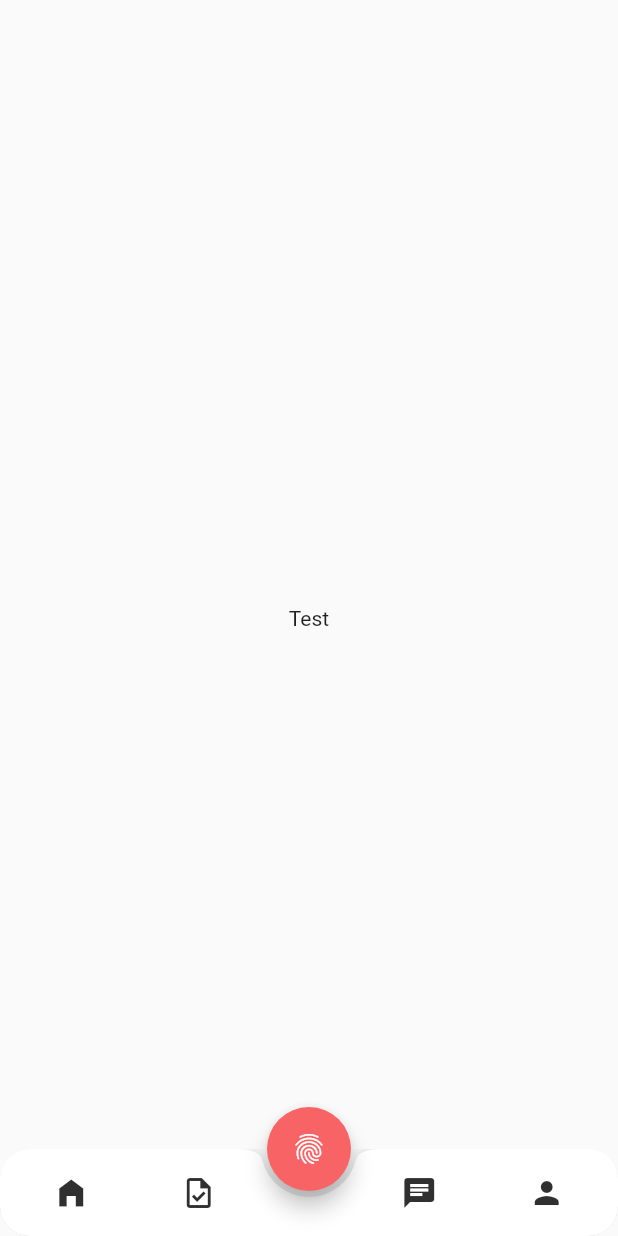
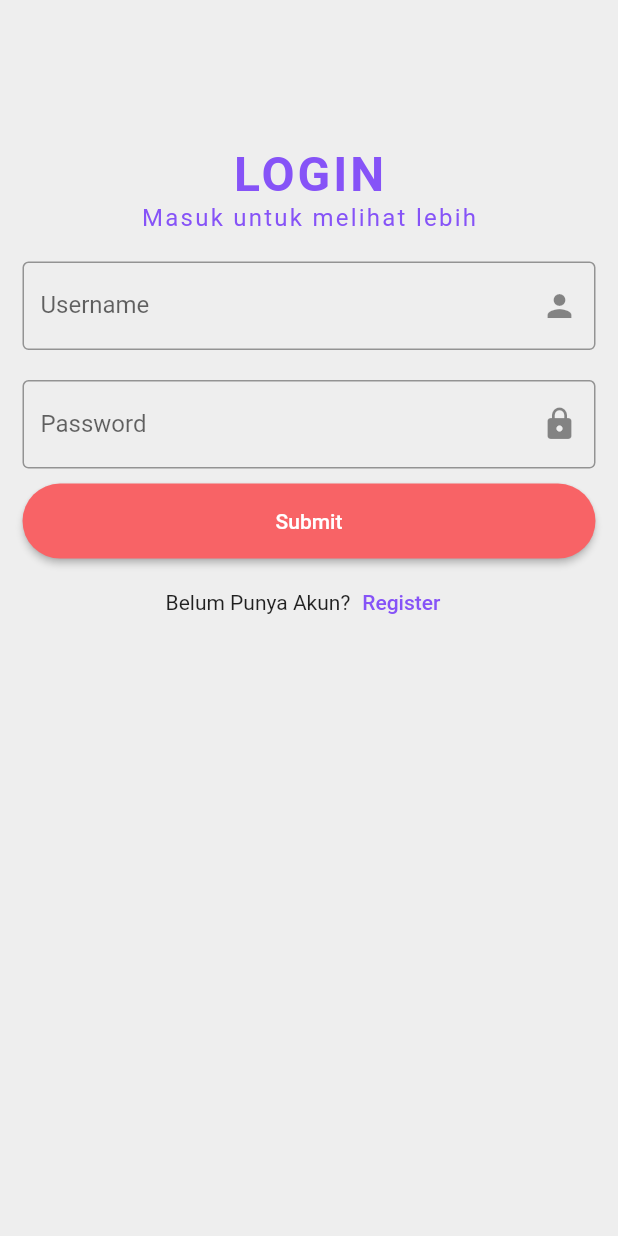
Before and after one commit to itsMallix/No_FapAdv, a Flutter app: the screen it shows after launch, on a phone screen of 412 x 824 dp. Run offline on Flutter 3.47's test engine with Material 2 defaults, Android fonts, the phone set to English and light mode, and no system bars.

Commit message:
tambah file lainnya

```diff
--- a/lib/dashboard.dart
+++ b/lib/dashboard.dart
@@ -11,7 +11,7 @@ class dashboard extends StatelessWidget {
         extendBody: true,
         floatingActionButtonLocation: FloatingActionButtonLocation.centerDocked,
         floatingActionButton: FloatingActionButton(
-          backgroundColor: Color(0x0ffF86366),
+          backgroundColor: Color(0x0ff8653F7),
           onPressed: () {},
           child: Icon(Icons.fingerprint_sharp),
         ),
@@ -21,7 +21,7 @@ class dashboard extends StatelessWidget {
             shape: CircularNotchedRectangle(),
             color: Colors.white,
             child: IconTheme(
-              data: IconThemeData(color: Colors.grey[850]),
+              data: IconThemeData(color: Color(0x0ff8653F7)),
               child: Padding(
                 padding: const EdgeInsets.all(5.0),
                 child: Row(
--- /dev/null
+++ b/lib/db.dart
@@ -0,0 +1,2 @@
+String user_username = '';
+String user_password = '';
--- /dev/null
+++ b/lib/login.dart
@@ -0,0 +1,131 @@
+import 'package:flutter/material.dart';
+import 'db.dart';
+
+class loginPage extends StatefulWidget {
+  const loginPage({super.key});
+
+  @override
+  State<loginPage> createState() => _loginPageState();
+}
+
+class _loginPageState extends State<loginPage> {
+  final _formState = GlobalKey<FormState>();
+  final _unameController = TextEditingController();
+  //################################################//
+  @override
+  Widget build(BuildContext context) {
+    return MaterialApp(
+      debugShowCheckedModeBanner: false,
+      home: Scaffold(
+        resizeToAvoidBottomInset: false,
+        backgroundColor: Colors.grey[200],
+        body: Container(
+          margin: EdgeInsets.all(15),
+          child: Form(
+            key: _formState,
+            child: Column(
+              children: <Widget>[
+                SizedBox(height: MediaQuery.of(context).size.height * 0.1),
+                Text(
+                  'LOGIN',
+                  style: TextStyle(
+                    fontSize: 32,
+                    fontWeight: FontWeight.bold,
+                    color: Color(0x0ff8653F7),
+                    letterSpacing: 2.0,
+                  ),
+                ),
+                Text(
+                  'Masuk untuk melihat lebih',
+                  style: TextStyle(
+                    fontSize: 16,
+                    fontWeight: FontWeight.normal,
+                    color: Color(0x0ff8653F7),
+                    letterSpacing: 1.5,
+                  ),
+                ),
+                SizedBox(height: 20),
+                TextFormField(
+                  validator: (uname) {
+                    if (uname == '') {
+                      return 'Username Tidak Boleh Kosong';
+                    } else if (uname != user_username) {
+                      return "Masukkan Username dengan Benar";
+                    } else {
+                      return null;
+                    }
+                  },
+                  decoration: InputDecoration(
+                    border: OutlineInputBorder(),
+                    label: Text('Username'),
+                    suffixIcon: Icon(Icons.person),
+                  ),
+                ),
+                SizedBox(
+                  height: 20,
+                ),
+                TextFormField(
+                  validator: (passwd) {
+                    if (passwd == '') {
+                      return 'Password Tidak Boleh Kosong';
+                    } else if (passwd != user_password) {
+                      return 'Masukkan  Password dengan Benar';
+                    } else {
+                      return null;
+                    }
+                  },
+                  decoration: InputDecoration(
+                    border: OutlineInputBorder(),
+                    suffixIcon: Icon(Icons.lock),
+                    label: Text('Password'),
+                  ),
+                ),
+                SizedBox(
+                  height: 10,
+                ),
+                SizedBox(
+                  width: double.infinity,
+                  height: 50,
+                  child: ElevatedButton(
+                    onPressed: () {
+                      if (_formState.currentState!.validate()) {
+                        //Do
+                        Navigator.pushNamed(context, '|goTo_home');
+                      } else {}
+                    },
+                    style: ElevatedButton.styleFrom(
+                      backgroundColor: Color(0x0ffF86366),
+                      shape: RoundedRectangleBorder(
+                        borderRadius: BorderRadius.circular(30),
+                      ),
+                    ),
+                    child: Text('Submit'),
+                  ),
+                ),
+                SizedBox(height: 5),
+                Row(
+                  mainAxisAlignment: MainAxisAlignment.center,
+                  children: <Widget>[
+                    Text('Belum Punya Akun?'),
+                    TextButton(
+                      onPressed: () {
+                        Navigator.pushNamed(context, '|goTo_register');
+                      },
+                      child: Text(
+                        'Register',
+                        style: TextStyle(
+                          color: Color(0x0ff8653F7),
+                          fontSize: 14,
+                        ),
+                      ),
+                    ),
+                  ],
+                ),
+              ],
+            ),
+          ),
+        ),
+      ),
+    );
+  }
+}
--- a/lib/main.dart
+++ b/lib/main.dart
@@ -1,4 +1,6 @@
 import 'package:flutter/material.dart';
+import 'package:restored_tzy/login.dart';
+import 'package:restored_tzy/register.dart';
 import 'dashboard.dart';
 
 void main() {
@@ -13,7 +15,12 @@ class MyApp extends StatelessWidget {
   Widget build(BuildContext context) {
     return MaterialApp(
       debugShowCheckedModeBanner: false,
-      home: dashboard(),
+      routes: {
+        "|goTo_login": (context) => loginPage(),
+        "|goTo_register": (context) => registerPage(),
+        "|goTo_home": (context) => dashboard(),
+      },
+      home: loginPage(),
     );
   }
 }
```
Also changed, not shown: lib/register.dart (added, +145 -0 lines).
